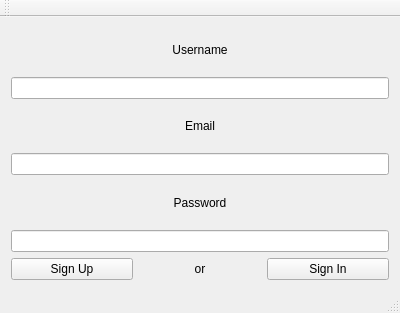
The window that signupwindow.ui (FigueroaCode/Scribble) describes before a commit, drawn with Qt 5.
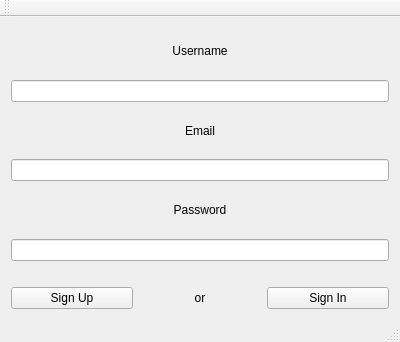
The same window after the commit.

Commit message: Minor change made, lowered the height of login buttons.

The edit to the form file:
```diff
--- a/signupwindow.ui
+++ b/signupwindow.ui
@@ -7,7 +7,7 @@
     <x>0</x>
     <y>0</y>
     <width>400</width>
-    <height>313</height>
+    <height>342</height>
    </rect>
   </property>
   <property name="windowTitle">
@@ -56,6 +56,22 @@
       <item>
        <widget class="QLineEdit" name="passwordInput"/>
       </item>
+      <item>
+       <spacer name="verticalSpacer">
+        <property name="orientation">
+         <enum>Qt::Vertical</enum>
+        </property>
+        <property name="sizeType">
+         <enum>QSizePolicy::Fixed</enum>
+        </property>
+        <property name="sizeHint" stdset="0">
+         <size>
+          <width>20</width>
+          <height>20</height>
+         </size>
+        </property>
+       </spacer>
+      </item>
       <item>
        <layout class="QHBoxLayout" name="horizontalLayout">
         <item>
```
Left out of the diff: 12 changed lines with no effect on the pictures.
